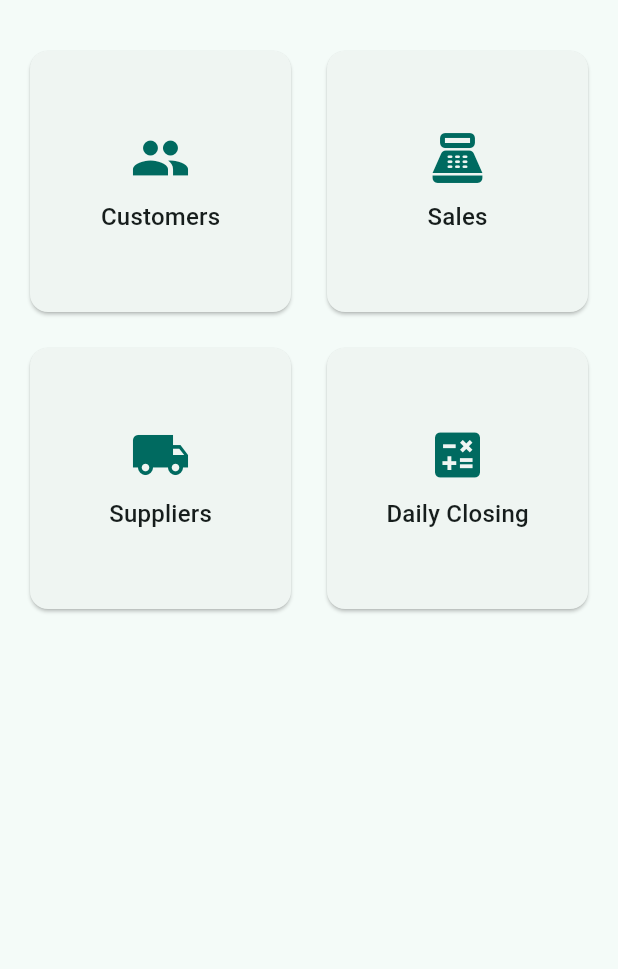
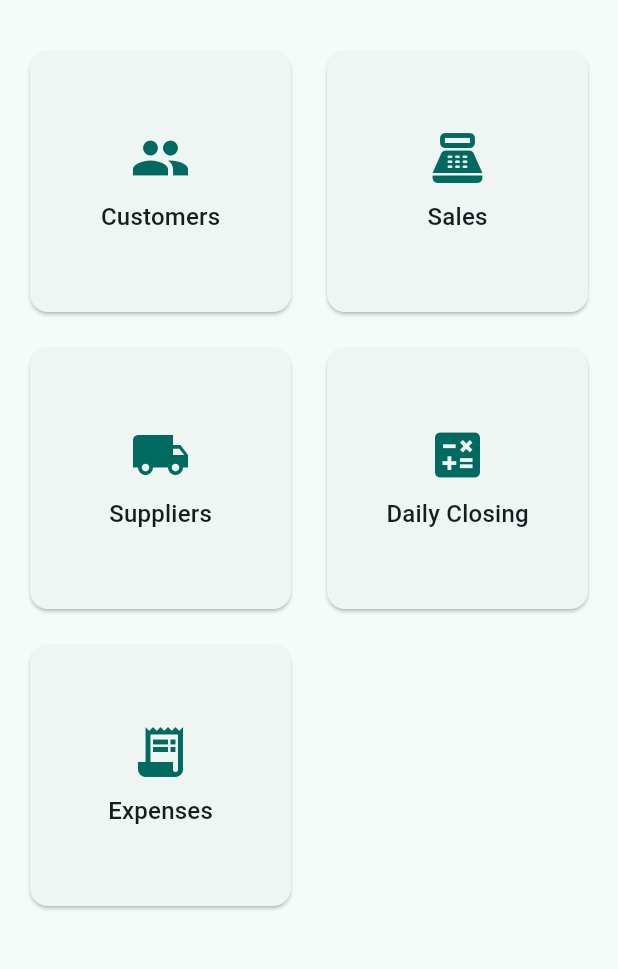
Before and after one commit to SyedHusnain20/Dairy_App, a Flutter app: the screen it shows after launch, on a phone screen of 412 x 824 dp, the part 63-1032 px from its top. Run offline on Flutter 3.47's test engine with Material 3 defaults, Android fonts, the phone set to English and light mode, and no system bars; our stand-ins replace sqflite; accounts and stored records are empty.

Commit message:
Added expense tracking screen

```diff
--- a/lib/repository/shop_repository.dart
+++ b/lib/repository/shop_repository.dart
@@ -134,6 +134,7 @@ class DailyClosing {
   final double cashSales;
   final double khataPayments;
   final double supplierPayments;
+  final double expenses;
   final double expectedCash;
   final double actualCash;
   final double difference;
@@ -146,6 +147,7 @@ class DailyClosing {
     required this.cashSales,
     required this.khataPayments,
     required this.supplierPayments,
+    required this.expenses,
     required this.expectedCash,
     required this.actualCash,
     required this.difference,
@@ -159,6 +161,7 @@ class DailyClosing {
         cashSales: (m['cashSales'] as num).toDouble(),
         khataPayments: (m['khataPayments'] as num).toDouble(),
         supplierPayments: (m['supplierPayments'] as num).toDouble(),
+        expenses: (m['expenses'] as num?)?.toDouble() ?? 0,
         expectedCash: (m['expectedCash'] as num).toDouble(),
         actualCash: (m['actualCash'] as num).toDouble(),
         difference: (m['difference'] as num).toDouble(),
@@ -174,6 +177,7 @@ class ClosingSummary {
   final double cashSales;
   final double khataPayments;
   final double supplierPayments;
+  final double expenses;
   final DailyClosing? existing;
 
   ClosingSummary({
@@ -181,8 +185,33 @@ class ClosingSummary {
     required this.cashSales,
     required this.khataPayments,
     required this.supplierPayments,
+    required this.expenses,
     this.existing,
   });
+}
+
+class Expense {
+  final int id;
+  final String category;
+  final double amount;
+  final String? note;
+  final DateTime date;
+
+  Expense({
+    required this.id,
+    required this.category,
+    required this.amount,
+    this.note,
+    required this.date,
+  });
+
+  factory Expense.fromMap(Map<String, Object?> m) => Expense(
+        id: m['id'] as int,
+        category: m['category'] as String,
+        amount: (m['amount'] as num).toDouble(),
+        note: m['note'] as String?,
+        date: DateTime.parse(m['date'] as String),
+      );
 }
 
 class ShopRepository extends ChangeNotifier {
@@ -466,6 +495,37 @@ class ShopRepository extends ChangeNotifier {
     return entries;
   }
 
+  // ---------- Expenses ----------
+
+  Future<void> addExpense(String category, double amount, {String? note}) async {
+    final db = await DbHelper.instance.database;
+    await db.insert('expenses', {
+      'category': category,
+      'amount': amount,
+      'note': note,
+      'date': DateTime.now().toIso8601String(),
+    });
+  }
+
+  Future<List<Expense>> getTodaysExpenses() async {
+    final db = await DbHelper.instance.database;
+    final rows = await db.rawQuery('''
+      SELECT * FROM expenses
+      WHERE date(date) = date('now', 'localtime')
+      ORDER BY date DESC
+    ''');
+    return rows.map(Expense.fromMap).toList();
+  }
+
+  Future<double> _getTodaysExpensesTotal() async {
+    final db = await DbHelper.instance.database;
+    final result = await db.rawQuery('''
+      SELECT COALESCE(SUM(amount), 0) as total FROM expenses
+      WHERE date(date) = date('now', 'localtime')
+    ''');
+    return (result.first['total'] as num).toDouble();
+  }
+
   // ---------- Daily Closing ----------
 
   String _todayKey() => DateTime.now().toIso8601String().substring(0, 10);
@@ -508,28 +568,32 @@ class ShopRepository extends ChangeNotifier {
     final supplierPayments =
         (supplierPaymentsResult.first['total'] as num).toDouble();
 
+    final expenses = await _getTodaysExpensesTotal();
+
     return ClosingSummary(
       previousCash: previousCash,
       cashSales: cashSales,
       khataPayments: khataPayments,
       supplierPayments: supplierPayments,
+      expenses: expenses,
       existing: existing,
     );
   }
 
   /// Saves (or overwrites, if already saved today) the daily closing.
   /// Expected cash = opening + cash sales + khata payments in - supplier
-  /// payments out. Expenses aren't tracked yet, so they're not part of
-  /// this formula — once built, they'll subtract here too.
+  /// payments out - today's expenses.
   Future<double> saveDailyClosing({
     required double openingCash,
     required double cashSales,
     required double khataPayments,
     required double supplierPayments,
+    required double expenses,
     required double actualCash,
   }) async {
     final db = await DbHelper.instance.database;
-    final expectedCash = openingCash + cashSales + khataPayments - supplierPayments;
+    final expectedCash =
+        openingCash + cashSales + khataPayments - supplierPayments - expenses;
     final difference = actualCash - expectedCash;
     await db.insert(
       'daily_closings',
@@ -539,6 +603,7 @@ class ShopRepository extends ChangeNotifier {
         'cashSales': cashSales,
         'khataPayments': khataPayments,
         'supplierPayments': supplierPayments,
+        'expenses': expenses,
         'expectedCash': expectedCash,
         'actualCash': actualCash,
         'difference': difference,
--- a/lib/screens/daily_closing_screen.dart
+++ b/lib/screens/daily_closing_screen.dart
@@ -40,6 +40,7 @@ class _DailyClosingScreenState extends State<DailyClosingScreen> {
           cashSales: summary.cashSales,
           khataPayments: summary.khataPayments,
           supplierPayments: summary.supplierPayments,
+          expenses: summary.expenses,
           actualCash: actual,
         );
 
@@ -86,7 +87,8 @@ class _DailyClosingScreenState extends State<DailyClosingScreen> {
           final expected = opening +
               summary.cashSales +
               summary.khataPayments -
-              summary.supplierPayments;
+              summary.supplierPayments -
+              summary.expenses;
           final hasActual = _actualController.text.trim().isNotEmpty;
           final actual = _num(_actualController);
           final difference = hasActual ? actual - expected : null;
@@ -117,6 +119,11 @@ class _DailyClosingScreenState extends State<DailyClosingScreen> {
               _SummaryRow(
                 label: 'Supplier payments made',
                 value: summary.supplierPayments,
+                isNegative: true,
+              ),
+              _SummaryRow(
+                label: 'Expenses today',
+                value: summary.expenses,
                 isNegative: true,
               ),
               const Divider(height: 32),
--- a/lib/screens/home_screen.dart
+++ b/lib/screens/home_screen.dart
@@ -1,6 +1,7 @@
 import 'package:flutter/material.dart';
 import 'customer_list_screen.dart';
 import 'daily_closing_screen.dart';
+import 'expenses_screen.dart';
 import 'supplier_list_screen.dart';
 import 'todays_sales_screen.dart';
 
@@ -49,6 +50,14 @@ class HomeScreen extends StatelessWidget {
               MaterialPageRoute(builder: (_) => const DailyClosingScreen()),
             ),
           ),
+          _HomeTile(
+            icon: Icons.receipt_long,
+            label: 'Expenses',
+            onTap: () => Navigator.push(
+              context,
+              MaterialPageRoute(builder: (_) => const ExpensesScreen()),
+            ),
+          ),
         ],
       ),
     );
```
Also changed, not shown: lib/database/db_helper.dart (+21 -1 lines), lib/screens/expenses_screen.dart (added, +165 -0 lines).
